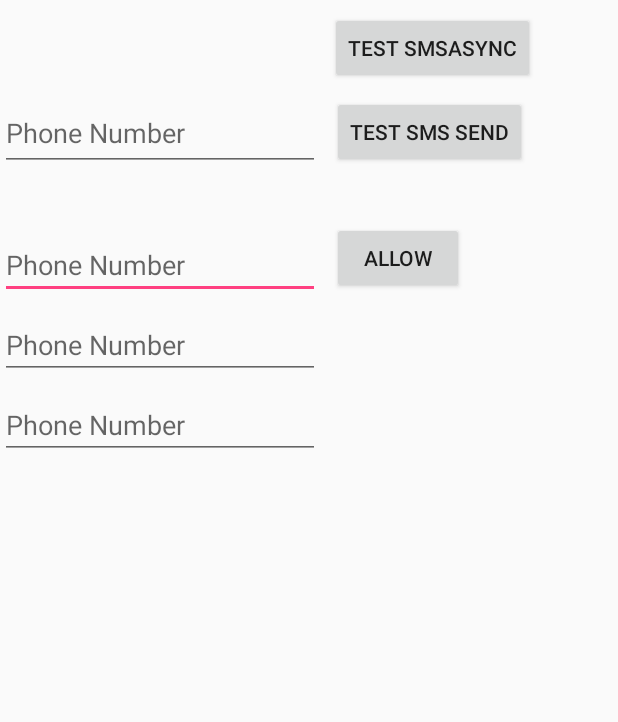
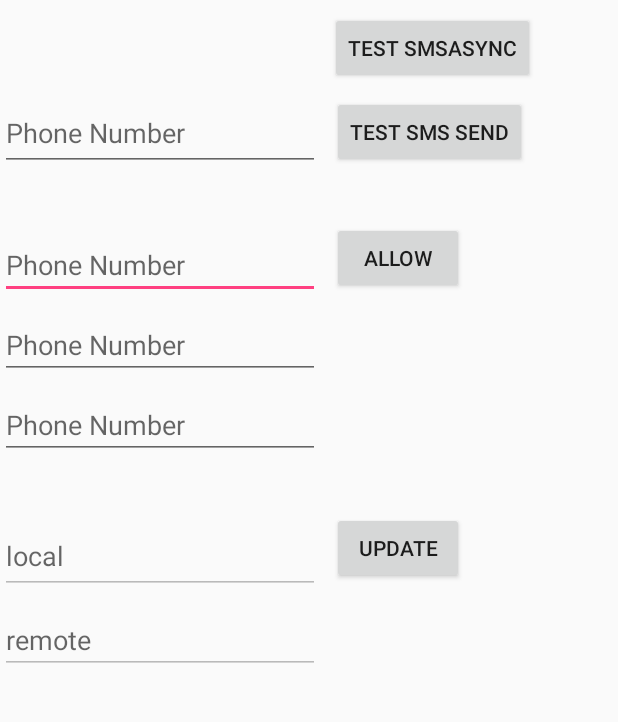
Before and after one commit to rsvern/SMSer, an Android app: the screen it shows after launch (MainActivity), on a phone screen of 412 x 824 dp, the part 113-835 px from its top. Run offline under Robolectric (Android 15) with nearby library versions, the phone set to English and light mode, and no system bars.

Commit message:
Aborted addtions to detect IP addresses on both sides of tether now that Android uses random subnets and addresses.

```diff
--- a/app/build.gradle
+++ b/app/build.gradle
@@ -16,6 +16,7 @@ android {
             proguardFiles getDefaultProguardFile('proguard-android.txt'), 'proguard-rules.pro'
         }
     }
+    namespace 'com.example.posix.smser'
 }
 
 dependencies {
--- a/app/src/main/AndroidManifest.xml
+++ b/app/src/main/AndroidManifest.xml
@@ -1,6 +1,5 @@
 <?xml version="1.0" encoding="utf-8"?>
-<manifest xmlns:android="http://schemas.android.com/apk/res/android"
-    package="com.example.posix.smser">
+<manifest xmlns:android="http://schemas.android.com/apk/res/android">
     <uses-permission android:name="android.permission.RECEIVE_SMS" />
     <uses-permission android:name="android.permission.SEND_SMS"/>
     <uses-permission android:name="android.permission.INTERNET" />
--- a/app/src/main/java/com/example/posix/smser/MsgReceiver.java
+++ b/app/src/main/java/com/example/posix/smser/MsgReceiver.java
@@ -25,8 +25,8 @@ public class MsgReceiver extends BroadcastReceiver {
             SmsMessage message = GetMessage(intent);
             String address = message.getOriginatingAddress();
             String body = message.getMessageBody().trim();
-            // IP address fixed by using a static IP address on the host.
-            String urlstr = "http://192.168.42.12/";
+            // FIXME: this is a static address on current network (phone fixed at 192.168.1.20)
+            String urlstr = "http://192.168.1.6/";
 
             Log.i(TAG, "Received SMS from: " + address);
 
--- a/app/src/main/res/layout/activity_main.xml
+++ b/app/src/main/res/layout/activity_main.xml
@@ -51,6 +51,17 @@
         app:layout_constraintStart_toEndOf="@+id/phoneOut2"
         app:layout_constraintTop_toBottomOf="@+id/button2" />
 
+    <Button
+        android:id="@+id/button4"
+        android:layout_width="wrap_content"
+        android:layout_height="wrap_content"
+        android:layout_marginStart="8dp"
+        android:layout_marginTop="145dp"
+        android:onClick="UpdateTether"
+        android:text="Update"
+        app:layout_constraintStart_toEndOf="@+id/tetherLocal"
+        app:layout_constraintTop_toBottomOf="@+id/button3" />
+
     <EditText
         android:id="@+id/phoneOut2"
         android:layout_width="wrap_content"
@@ -99,4 +110,28 @@
         app:layout_constraintTop_toBottomOf="@+id/button"
         android:autofillHints="phoneNumber" />
 
+    <EditText
+        android:id="@+id/tetherLocal"
+        android:layout_width="wrap_content"
+        android:layout_height="50dp"
+        android:layout_marginTop="40dp"
+        android:ems="10"
+        android:hint="local"
+        android:inputType="none"
+        app:layout_constraintStart_toStartOf="parent"
+        app:layout_constraintTop_toBottomOf="@+id/phoneOut4"
+        android:autofillHints="localTetherIP" />
+
+    <EditText
+        android:id="@+id/tetherRemote"
+        android:layout_width="wrap_content"
+        android:layout_height="wrap_content"
+        android:layout_marginTop="8dp"
+        android:ems="10"
+        android:hint="remote"
+        android:inputType="none"
+        app:layout_constraintStart_toStartOf="parent"
+        app:layout_constraintTop_toBottomOf="@+id/tetherLocal"
+        android:autofillHints="remoteTetherIP" />
+
 </android.support.constraint.ConstraintLayout>
--- a/build.gradle
+++ b/build.gradle
@@ -7,7 +7,7 @@ buildscript {
         jcenter()
     }
     dependencies {
-        classpath 'com.android.tools.build:gradle:7.1.3'
+        classpath 'com.android.tools.build:gradle:7.3.1'
 
 
         // NOTE: Do not place your application dependencies here; they belong
```
Also changed, not shown: app/src/main/java/com/example/posix/smser/MainActivity.java (+61 -4 lines), gradle/wrapper/gradle-wrapper.properties, 1 other file.
